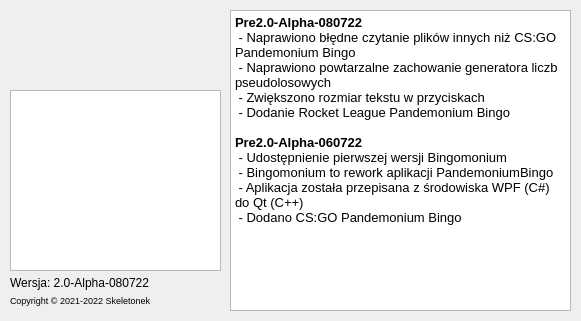
Above: Project/mainwindow.ui from Skeletonek/Bingomonium before the change. Below: the same form after it.
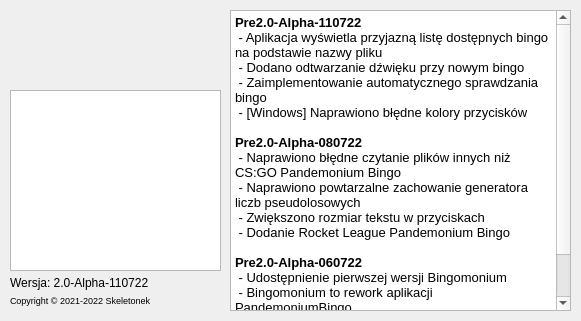
That is the form after the change. Icons and pictures are not drawn.

Commit message: bumped up version number

Diff of the .ui file:
```diff
--- a/Project/mainwindow.ui
+++ b/Project/mainwindow.ui
@@ -48,7 +48,7 @@
      </font>
     </property>
     <property name="text">
-     <string>Wersja: 2.0-Alpha-080722</string>
+     <string>Wersja: 2.0-Alpha-110722</string>
     </property>
     <property name="alignment">
      <set>Qt::AlignLeading|Qt::AlignLeft|Qt::AlignTop</set>
@@ -108,6 +108,12 @@
 &lt;html&gt;&lt;head&gt;&lt;meta name=&quot;qrichtext&quot; content=&quot;1&quot; /&gt;&lt;style type=&quot;text/css&quot;&gt;
 p, li { white-space: pre-wrap; }
 &lt;/style&gt;&lt;/head&gt;&lt;body style=&quot; font-family:'Noto Sans'; font-size:10pt; font-weight:400; font-style:normal;&quot;&gt;
+&lt;p style=&quot; margin-top:0px; margin-bottom:0px; margin-left:0px; margin-right:0px; -qt-block-indent:0; text-indent:0px;&quot;&gt;&lt;span style=&quot; font-weight:600;&quot;&gt;Pre2.0-Alpha-110722&lt;/span&gt;&lt;/p&gt;
+&lt;p style=&quot; margin-top:0px; margin-bottom:0px; margin-left:0px; margin-right:0px; -qt-block-indent:0; text-indent:0px;&quot;&gt; - Aplikacja wyświetla przyjazną listę dostępnych bingo na podstawie nazwy pliku&lt;/p&gt;
+&lt;p style=&quot; margin-top:0px; margin-bottom:0px; margin-left:0px; margin-right:0px; -qt-block-indent:0; text-indent:0px;&quot;&gt; - Dodano odtwarzanie dźwięku przy nowym bingo&lt;/p&gt;
+&lt;p style=&quot; margin-top:0px; margin-bottom:0px; margin-left:0px; margin-right:0px; -qt-block-indent:0; text-indent:0px;&quot;&gt; - Zaimplementowanie automatycznego sprawdzania bingo&lt;/p&gt;
+&lt;p style=&quot; margin-top:0px; margin-bottom:0px; margin-left:0px; margin-right:0px; -qt-block-indent:0; text-indent:0px;&quot;&gt; - [Windows] Naprawiono błędne kolory przycisków &lt;/p&gt;
+&lt;p style=&quot;-qt-paragraph-type:empty; margin-top:0px; margin-bottom:0px; margin-left:0px; margin-right:0px; -qt-block-indent:0; text-indent:0px; font-weight:600;&quot;&gt;&lt;br /&gt;&lt;/p&gt;
 &lt;p style=&quot; margin-top:0px; margin-bottom:0px; margin-left:0px; margin-right:0px; -qt-block-indent:0; text-indent:0px;&quot;&gt;&lt;span style=&quot; font-weight:600;&quot;&gt;Pre2.0-Alpha-080722&lt;/span&gt;&lt;/p&gt;
 &lt;p style=&quot; margin-top:0px; margin-bottom:0px; margin-left:0px; margin-right:0px; -qt-block-indent:0; text-indent:0px;&quot;&gt; - Naprawiono błędne czytanie plików innych niż CS:GO Pandemonium Bingo&lt;/p&gt;
 &lt;p style=&quot; margin-top:0px; margin-bottom:0px; margin-left:0px; margin-right:0px; -qt-block-indent:0; text-indent:0px;&quot;&gt; - Naprawiono powtarzalne zachowanie generatora liczb pseudolosowych&lt;/p&gt;
```
Left out of the diff: 8 changed lines with no effect on the pictures.
